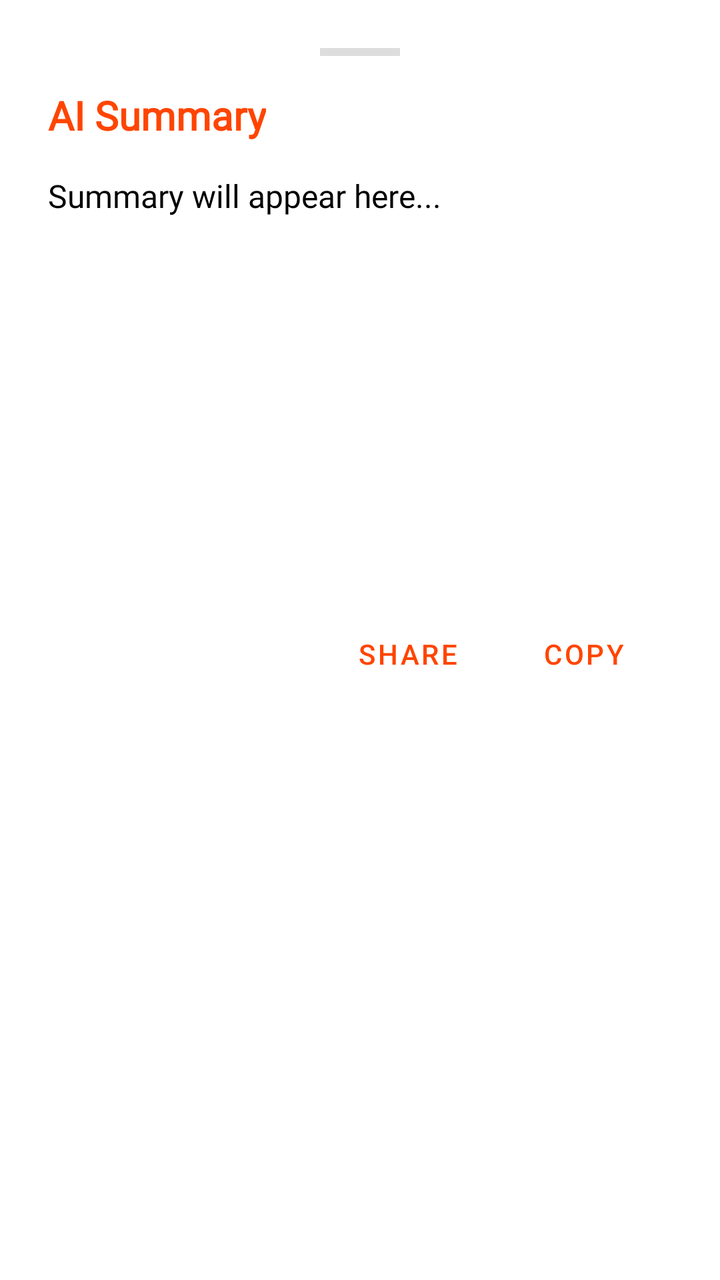
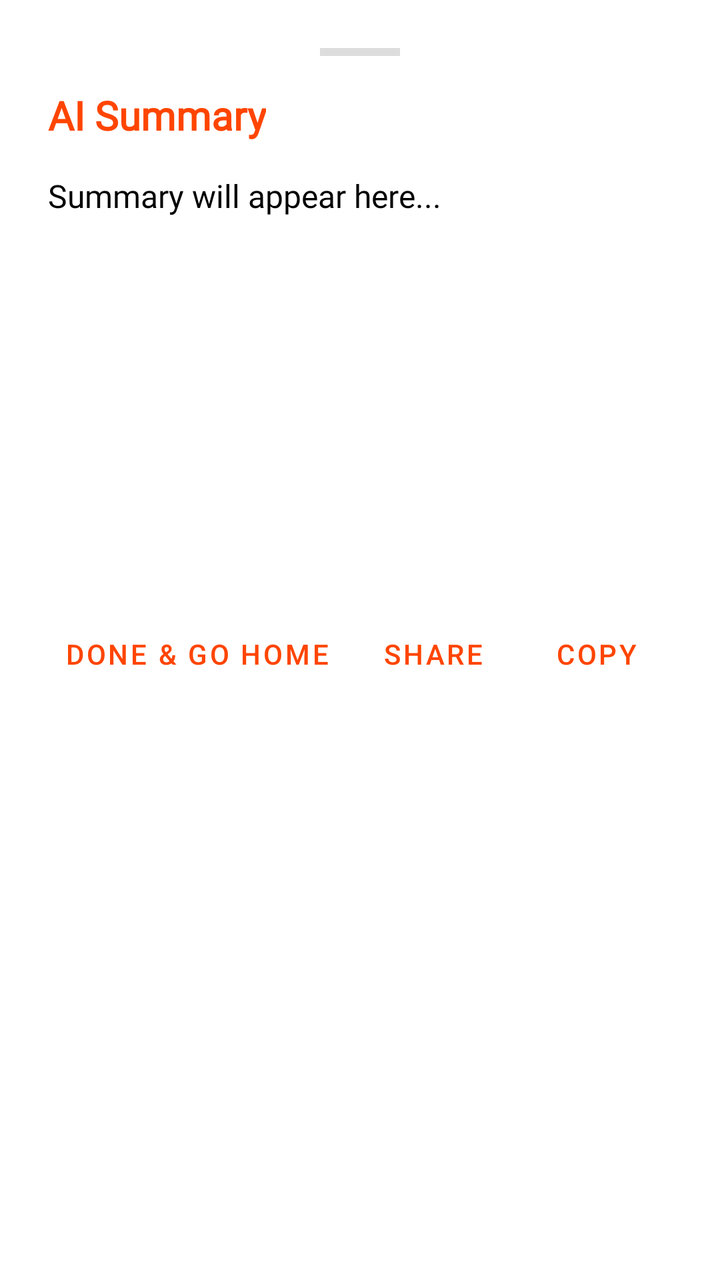

Two renders of the same Android screen: before a commit and after it. Below are the layout's source before the change and the commit's diff.
<!-- AndroidManifest.xml: application theme Theme.NotesTaker -->
<!-- res/layout/bottom_sheet_summary.xml -->
<?xml version="1.0" encoding="utf-8"?>
<LinearLayout xmlns:android="http://schemas.android.com/apk/res/android"
    xmlns:app="http://schemas.android.com/apk/res-auto"
    android:layout_width="match_parent"
    android:layout_height="wrap_content"
    android:orientation="vertical"
    android:padding="24dp"
    android:background="@drawable/bottom_sheet_background">

    <View
        android:layout_width="40dp"
        android:layout_height="4dp"
        android:layout_gravity="center_horizontal"
        android:layout_marginBottom="16dp"
        android:background="#DDDDDD" />

    <TextView
        android:layout_width="wrap_content"
        android:layout_height="wrap_content"
        android:text="AI Summary"
        android:textSize="20sp"
        android:textStyle="bold"
        android:textColor="@color/orangeRed"
        android:fontFamily="@font/poppins"
        android:layout_marginBottom="16dp"/>

    <RelativeLayout
        android:layout_width="match_parent"
        android:layout_height="wrap_content"
        android:minHeight="200dp">

        <ProgressBar
            android:id="@+id/summaryProgressBar"
            android:layout_width="wrap_content"
            android:layout_height="wrap_content"
            android:layout_centerInParent="true"
            android:indeterminateTint="@color/orangeRed"
            android:visibility="gone" />

        <androidx.core.widget.NestedScrollView
            android:id="@+id/summaryScrollView"
            android:layout_width="match_parent"
            android:layout_height="wrap_content"
            android:maxHeight="400dp">

            <TextView
                android:id="@+id/summaryText"
                android:layout_width="match_parent"
                android:layout_height="wrap_content"
                android:textSize="16sp"
                android:lineSpacingExtra="6dp"
                android:textColor="@color/black"
                android:fontFamily="@font/poppins"
                android:text="Summary will appear here..."/>
        </androidx.core.widget.NestedScrollView>

    </RelativeLayout>

    <LinearLayout
        android:layout_width="match_parent"
        android:layout_height="wrap_content"
        android:orientation="horizontal"
        android:gravity="end"
        android:layout_marginTop="16dp">

        <Button
            android:id="@+id/shareButton"
            style="@style/Widget.MaterialComponents.Button.TextButton"
            android:layout_width="wrap_content"
            android:layout_height="wrap_content"
            android:text="Share"
            android:textColor="@color/orangeRed" />

        <Button
            android:id="@+id/copyButton"
            style="@style/Widget.MaterialComponents.Button.TextButton"
            android:layout_width="wrap_content"
            android:layout_height="wrap_content"
            android:text="Copy"
            android:textColor="@color/orangeRed" />

    </LinearLayout>

</LinearLayout>
<!-- resources referenced by this layout -->
<resources>
  <color name="black">#FF000000</color>
  <color name="orangeRed">#FF4500</color>
  <!-- drawable bottom_sheet_background (drawable) -->
  <?xml version="1.0" encoding="utf-8"?>
  <shape xmlns:android="http://schemas.android.com/apk/res/android">
      <solid android:color="@color/white" />
      <corners
          android:topLeftRadius="24dp"
          android:topRightRadius="24dp" />
  </shape>
  <style name="Theme.NotesTaker" parent="Base.Theme.NotesTaker" />
  <color name="white">#FFFFFFFF</color>
  <style name="Base.Theme.NotesTaker" parent="Theme.MaterialComponents.DayNight.DarkActionBar">
          
           <item name="colorPrimary">@color/lightSalmon</item>
           <item name="colorPrimaryVariant">@color/lightSalmon</item>
           <item name="colorOnPrimary">@color/white</item>
  
          //secondary color
          <item name="colorSecondary">@color/lightSalmon</item>
          <item name="colorSecondaryVariant">@color/lightSalmon</item>
          <item name="colorOnSecondary">@color/black</item>
  
          //status bar color
          <item name="android:statusBarColor">?attr/colorPrimaryVariant</item>
  
      </style>
  <color name="lightSalmon">#FFA07A</color>
</resources>

<!-- the commit's change to res/layout/bottom_sheet_summary.xml (unified diff, before → after) -->
@@ -64,6 +64,14 @@
         android:layout_marginTop="16dp">
 
         <Button
+            android:id="@+id/doneGoHomeButton"
+            style="@style/Widget.MaterialComponents.Button.TextButton"
+            android:layout_width="wrap_content"
+            android:layout_height="wrap_content"
+            android:text="Done &amp; Go Home"
+            android:textColor="@color/orangeRed" />
+
+        <Button
             android:id="@+id/shareButton"
             style="@style/Widget.MaterialComponents.Button.TextButton"
             android:layout_width="wrap_content"
